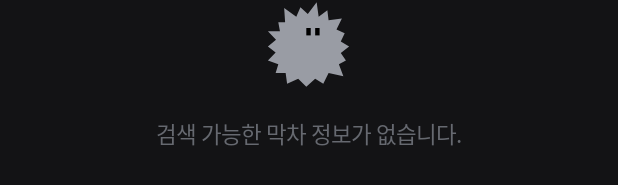
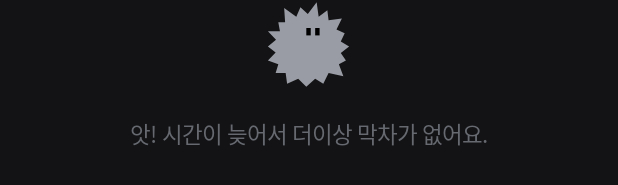
Before and after one commit to depromeet/16th-team6-Android, an Android app built with Jetpack Compose: the @Preview function SearchResultEmptyPreview, on a phone screen of 412 x 824 dp. Shown: the part 545-730 px from the top of the screen. Run offline under Robolectric (Android 15) with nearby library versions, the phone set to English and light mode, and no system bars; Roboto replaces fonts that are not available here.

Commit message:
feat/#177 : 새벽시간대 검색결과 없음 표시

```diff
--- a/app/src/main/java/com/depromeet/team6/presentation/ui/coursesearch/component/SearchResultEmpty.kt
+++ b/app/src/main/java/com/depromeet/team6/presentation/ui/coursesearch/component/SearchResultEmpty.kt
@@ -23,7 +23,8 @@ import com.depromeet.team6.ui.theme.defaultTeam6Typography
 
 @Composable
 fun SearchResultEmpty(
-    modifier: Modifier = Modifier
+    modifier: Modifier = Modifier,
+    isApiError: Boolean = false
 ) {
     Box(
         modifier = modifier
--- a/app/src/main/res/values/strings.xml
+++ b/app/src/main/res/values/strings.xml
@@ -155,7 +155,8 @@
     <string name="notification_channel_description_text">앱 내부 알림 채널</string>
     <string name="course_search_failed_snackbar">경로를 조회하는데 실패했어요</string>
     <string name="course_detail_description">상세경로</string>
-    <string name="course_search_result_empty">검색 가능한 막차 정보가 없습니다.</string>
+    <string name="course_search_result_error">검색 가능한 막차 정보가 없습니다.</string>
+    <string name="course_search_result_empty">앗! 시간이 늦어서 더이상 막차가 없어요.</string>
 
     <!-- Bus Course -->
     <string name="bus_course_info">운행정보</string>
```
Also changed, not shown: app/src/main/java/com/depromeet/team6/presentation/ui/coursesearch/component/TransportTabMenu.kt (+13 -2 lines).
